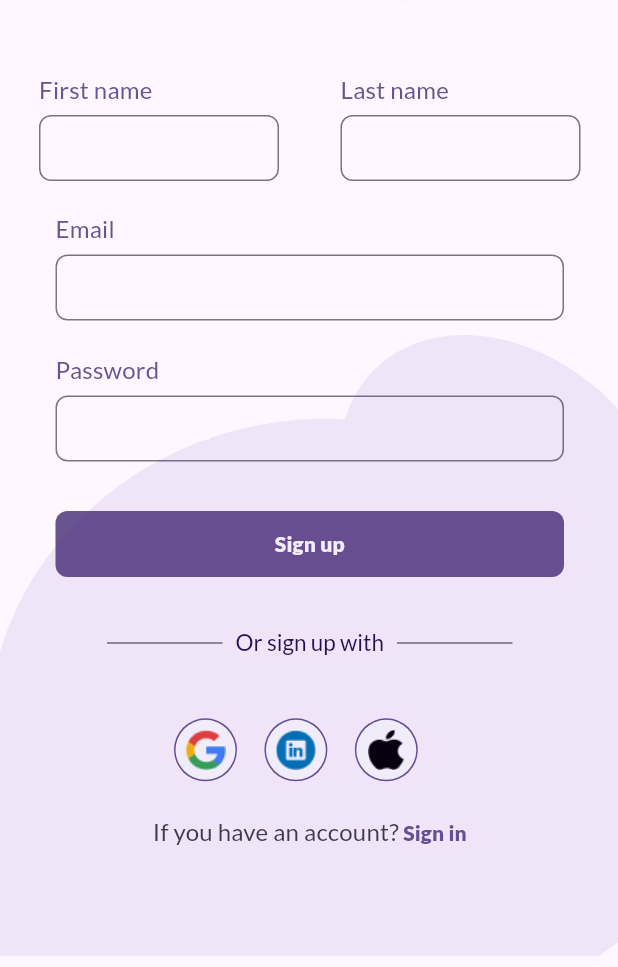
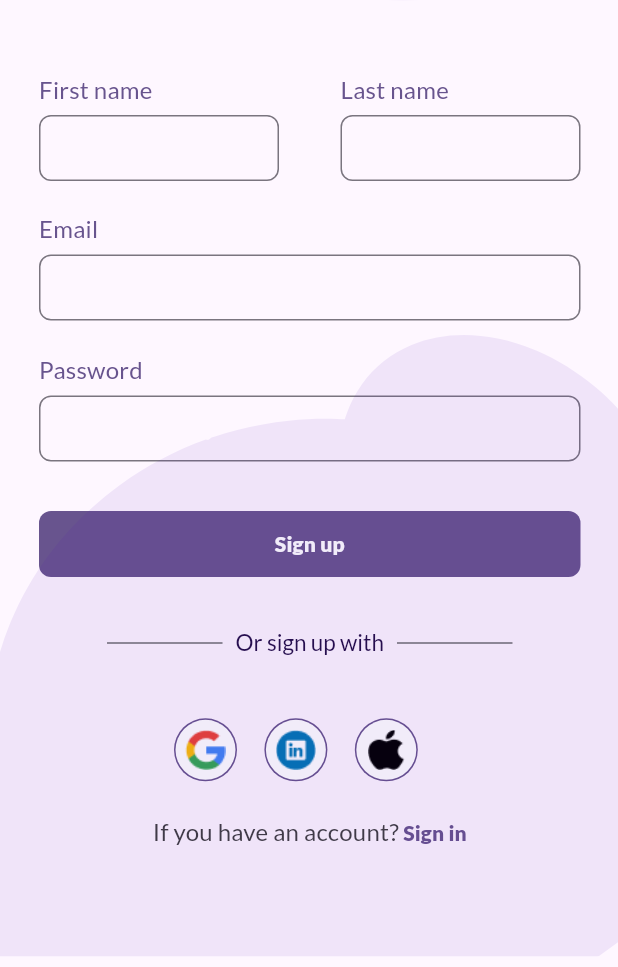
Before and after one commit to SamaritanoDev/AppsChallengeFlutter, a Flutter app: the SignUp screen opened by its route, on a phone screen of 412 x 824 dp, the part 269-1236 px from its top. Run offline on Flutter 3.47's test engine with Material 3 defaults, Android fonts, the light colour scheme and no system bars; our stand-ins replace flutter_bloc, flutter_card_swiper, flutter_svg, sleek_circular_slider.

Commit message:
style: button and svg

```diff
--- a/finance_app_bubbles/lib/src/features/signUp/sign_up.dart
+++ b/finance_app_bubbles/lib/src/features/signUp/sign_up.dart
@@ -37,6 +37,7 @@ class SignUp extends StatelessWidget {
               const SizedBox(height: 58),
               //form
               Row(
+                crossAxisAlignment: CrossAxisAlignment.center,
                 children: [
                   TextFieldCustom(
                     labelTextField: 'First name',
--- a/finance_app_bubbles/lib/src/utils/button_lage_custom.dart
+++ b/finance_app_bubbles/lib/src/utils/button_lage_custom.dart
@@ -18,7 +18,7 @@ class ButtonLargeCustom extends StatelessWidget {
 
     return Container(
       alignment: Alignment.center,
-      width: 339,
+      width: double.infinity,
       height: 44,
       decoration: BoxDecoration(
         borderRadius: BorderRadius.circular(8),
--- a/finance_app_bubbles/lib/src/utils/text_field_custom.dart
+++ b/finance_app_bubbles/lib/src/utils/text_field_custom.dart
@@ -13,7 +13,6 @@ class TextFieldCustom extends StatelessWidget {
   Widget build(BuildContext context) {
     final color = Theme.of(context).colorScheme;
     final textTheme = Theme.of(context).textTheme;
-
     //styles
     final labelStyle = textTheme.titleMedium?.copyWith(
       color: color.primary,
@@ -26,7 +25,7 @@ class TextFieldCustom extends StatelessWidget {
         Text(labelTextField, style: labelStyle),
         const SizedBox(height: 5),
         SizedBox(
-          width: width ?? 339,
+          width: width,
           height: 44,
           child: const TextField(
             decoration: InputDecoration(
```
Also changed, not shown: finance_app_bubbles/lib/src/features/domain/slide_info.dart (deleted, +0 -22 lines).
